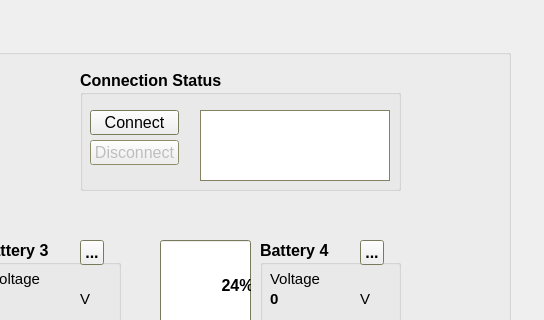
huseinaji/Python-HMI-Battery-Charger, file interface.ui: the form before one commit; both pictures show x 740 to 1284 and y 0 to 320 of the 1284 by 720 pixel window.
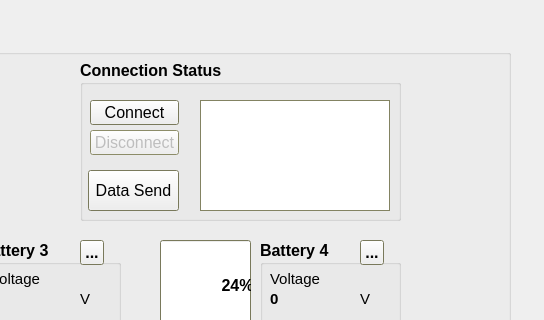
The form after the commit. Icons and pictures are not drawn.

Commit message: add new button send data

Diff of the .ui file:
```diff
--- a/interface.ui
+++ b/interface.ui
@@ -1985,9 +1985,9 @@
        <property name="geometry">
         <rect>
          <x>790</x>
-         <y>50</y>
+         <y>40</y>
          <width>321</width>
-         <height>121</height>
+         <height>161</height>
         </rect>
        </property>
        <property name="font">
@@ -2080,10 +2080,48 @@
           <x>120</x>
           <y>40</y>
           <width>190</width>
-          <height>71</height>
+          <height>111</height>
          </rect>
         </property>
        </widget>
+       <widget class="QPushButton" name="button_send_data">
+        <property name="enabled">
+         <bool>true</bool>
+        </property>
+        <property name="geometry">
+         <rect>
+          <x>8</x>
+          <y>110</y>
+          <width>91</width>
+          <height>41</height>
+         </rect>
+        </property>
+        <property name="font">
+         <font>
+          <pointsize>12</pointsize>
+          <weight>50</weight>
+          <bold>false</bold>
+         </font>
+        </property>
+        <property name="tabletTracking">
+         <bool>false</bool>
+        </property>
+        <property name="inputMethodHints">
+         <set>Qt::ImhNone</set>
+        </property>
+        <property name="text">
+         <string>Data Send</string>
+        </property>
+        <property name="checkable">
+         <bool>false</bool>
+        </property>
+        <property name="default">
+         <bool>false</bool>
+        </property>
+        <property name="flat">
+         <bool>false</bool>
+        </property>
+       </widget>
       </widget>
      </widget>
     </widget>
```
The commit also changes 1 other file.
